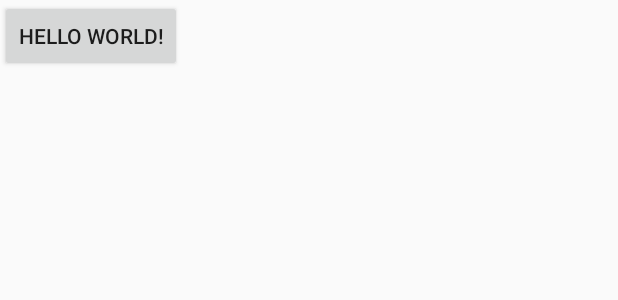
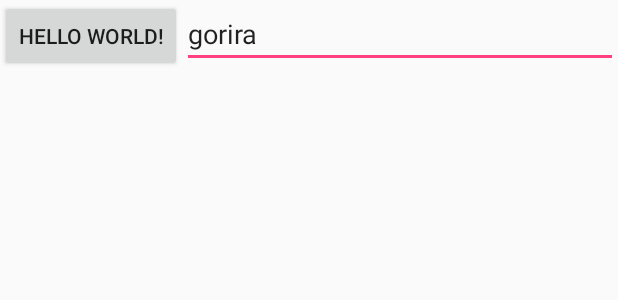
Before and after one commit to mao20011221/gorira, an Android app: the layout activity_main.xml on its own in the app's theme, with its tools: preview values and no code run, on a phone screen of 412 x 824 dp. Shown: the top 300 px of the screen. Run offline under Robolectric (Android 15) with nearby library versions, the phone set to English and light mode, and no system bars.

Commit message:
textを追加

```diff
--- a/app/src/main/res/layout/activity_main.xml
+++ b/app/src/main/res/layout/activity_main.xml
@@ -10,4 +10,12 @@
         android:layout_height="wrap_content"
         android:text="Hello World!" />
 
+    <EditText
+        android:layout_width="wrap_content"
+        android:layout_height="wrap_content"
+        android:layout_weight="1"
+        android:ems="10"
+        android:inputType="textPersonName"
+        android:text="gorira" />
+
 </LinearLayout>
```
